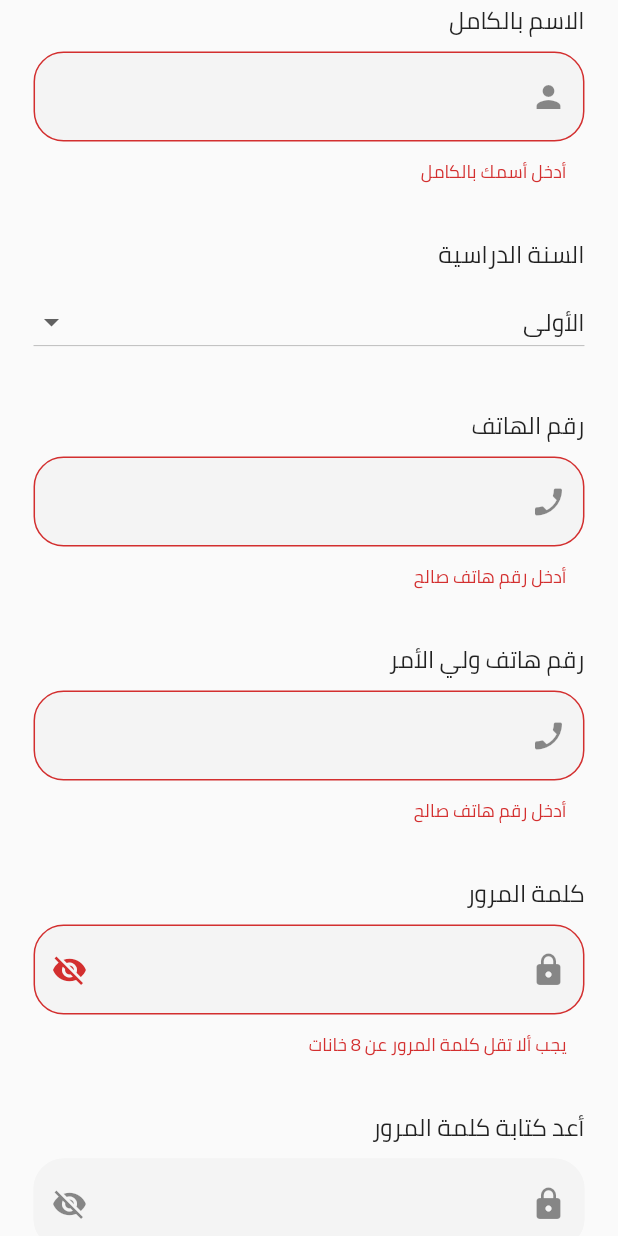
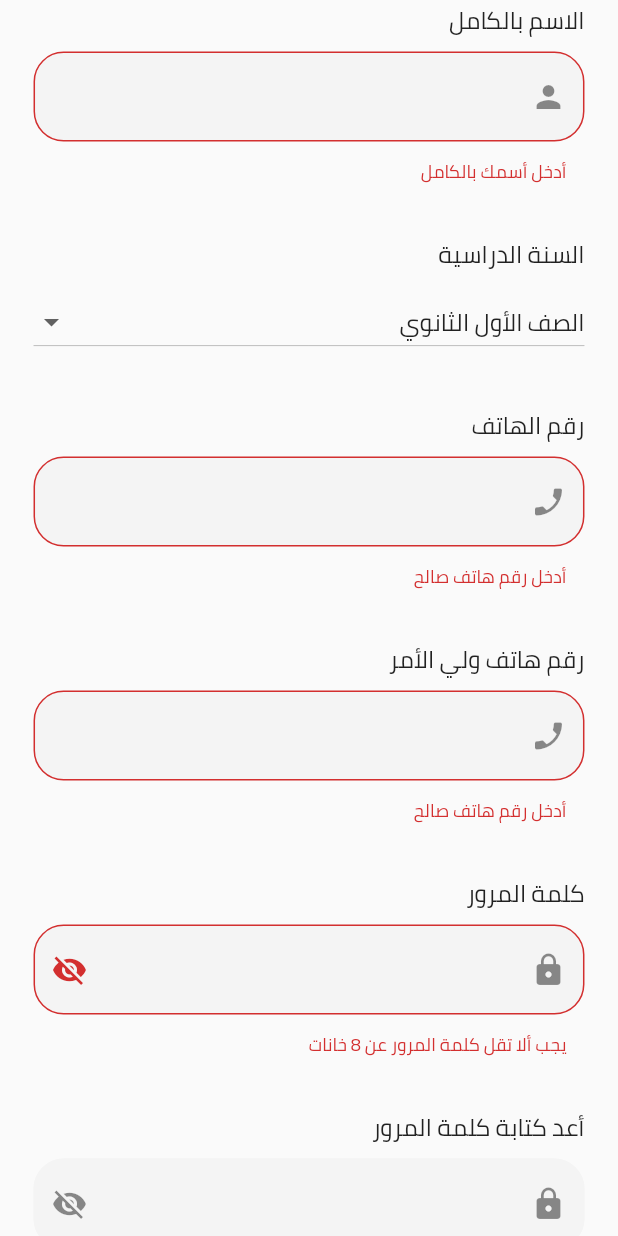
Before and after one commit to ibm00/teachers_app_demo, a Flutter app: the screen it shows after launch, scrolled down 342 dp, after a tap on "تسجيل", on a phone screen of 412 x 824 dp. Run offline on Flutter 3.47's test engine with Material 2 defaults, Android fonts, the phone set to English and light mode, and no system bars; our stand-ins replace awesome_dialog, device_info, device_preview, flutter_riverpod, flutter_svg, fluttertoast and 4 more.

Commit message:
enum modulation

```diff
--- a/lib/screens/auth/register_screen/register_form.dart
+++ b/lib/screens/auth/register_screen/register_form.dart
@@ -1,4 +1,5 @@
 import 'package:flutter/material.dart';
+import 'package:teachers_app/api/auth_api.dart';
 
 import '../../../helpers/validators.dart';
 import '../../../widgets/text_form_field.dart';
@@ -17,7 +18,7 @@ class RegisterForm extends StatefulWidget {
 class _RegisterFormState extends State<RegisterForm> {
   String userName = "";
   String name = "";
-  Years? year = Years.one;
+  int? year = 1;
   String phone = "";
   String dadPhone = "";
   String pass = "";
@@ -27,7 +28,7 @@ class _RegisterFormState extends State<RegisterForm> {
   final TextEditingController _passController = TextEditingController();
   bool _passVisiblity = false;
   bool _rePassVisiblity = false;
-  Years? studentYear = Years.one;
+  int? studentYear = 1;
 
   @override
   Widget build(BuildContext context) {
@@ -113,19 +114,19 @@ class _RegisterFormState extends State<RegisterForm> {
                             value: studentYear,
                             items: const [
                               DropdownMenuItem(
-                                value: Years.one,
-                                child: Text("الأولى"),
+                                value: 1,
+                                child: Text("الصف الأول الثانوي"),
                               ),
                               DropdownMenuItem(
-                                value: Years.two,
-                                child: Text("الثانية"),
+                                value: 2,
+                                child: Text("الصف الثاني الثانوي"),
                               ),
                               DropdownMenuItem(
-                                value: Years.three,
-                                child: Text("الثالثة"),
+                                value: 3,
+                                child: Text("الصف الثالث الثانوي"),
                               ),
                             ],
-                            onChanged: (Years? v) {
+                            onChanged: (int? v) {
                               setState(() {
                                 studentYear = v;
                                 year = v;
@@ -279,6 +280,15 @@ class _RegisterFormState extends State<RegisterForm> {
               onPressed: () {
                 if (!_formKey.currentState!.validate()) return;
                 _formKey.currentState!.save();
+                AuthAPI.registerMe(
+                  userName: userName,
+                  name: name,
+                  fatherPhone: dadPhone,
+                  password1: pass,
+                  password2: rePass,
+                  phoneNumber: phone,
+                  year: year,
+                );
                 print(userName);
                 print(name);
                 print(year);
```
Also changed, not shown: lib/api/auth_api.dart (+18 -13 lines), lib/screens/auth/login_screen.dart (+9 -8 lines).
